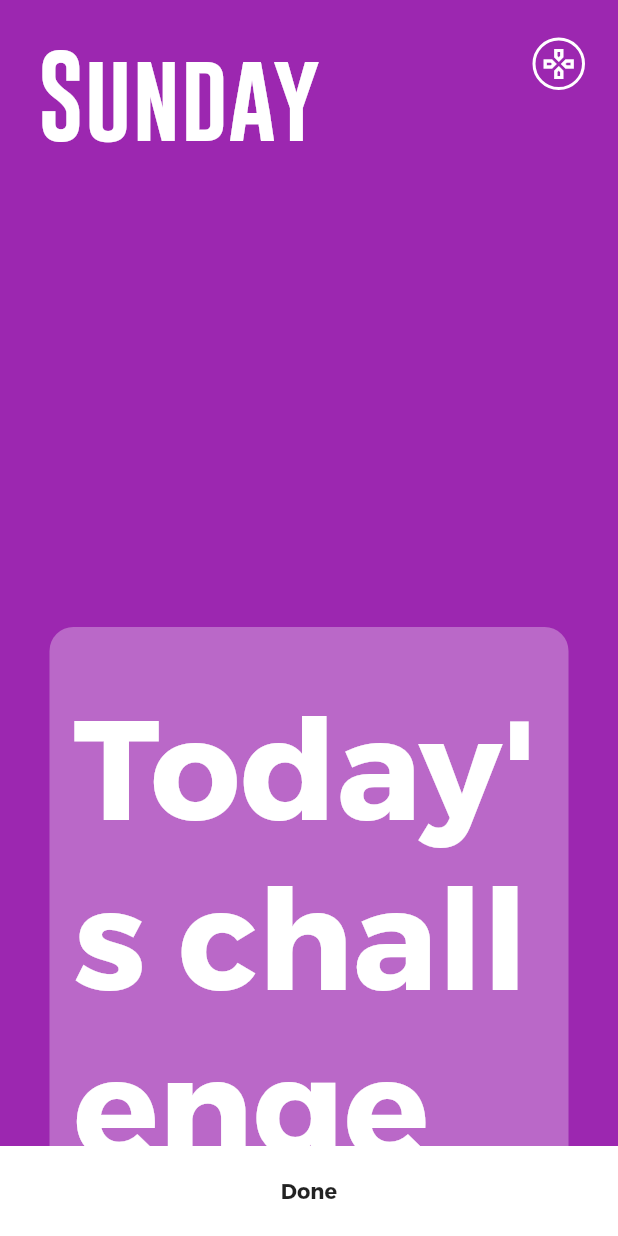
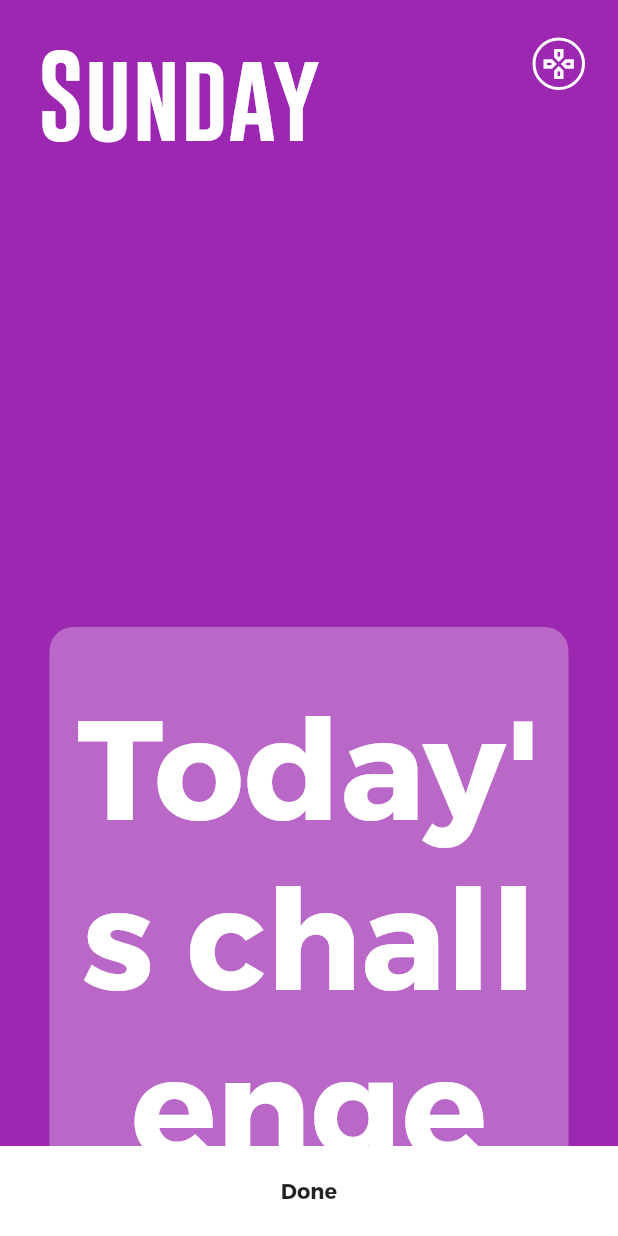
Before and after one commit to mastermajisosse/yeschallenges, a Flutter app: the screen it shows after launch, on a phone screen of 412 x 824 dp. Run offline on Flutter 3.47's test engine with Material 2 defaults, Android fonts, the phone set to English and light mode, and no system bars; our stand-ins replace easy_localization, flutter_screenutil, flutter_spinkit, shared_preferences; missing offline and left inert: dart:ffi.

Commit message:
first commits

```diff
--- a/lib/gameplay.dart
+++ b/lib/gameplay.dart
@@ -147,12 +147,15 @@ class _GameplayState extends State<Gameplay>
                   child: Column(
                     children: [
                       SizedBox(height: 35),
-                      Text(
-                        "Todaych",
-                        style: Mystyle.titleBlTextStyle.copyWith(
-                          color: Colors.white,
-                        ),
-                      ).tr(),
+                      Center(
+                        child: Text(
+                          "Todaych",
+                          style: Mystyle.titleBlTextStyle.copyWith(
+                            color: Colors.white,
+                          ),
+                          textAlign: TextAlign.center,
+                        ).tr(),
+                      ),
                       Expanded(
                         child: Center(
                           child: Padding(
--- a/lib/service/api.dart
+++ b/lib/service/api.dart
@@ -5,14 +5,8 @@ import 'package:http/http.dart' as http;
 class Api {
   static final Api _api = Api._internal();
 
-  // String appId = '081cd11ae3fdedee63c10a027b03dff5';
-  // final String url = "api.openweathermap.org";
-
   final String url = "games.marsadpro.com";
 
-//https://raw.githubusercontent.com/mastermajisosse/PalWeat/master/json.json
-  //6077a3ce319a0b8acd55d08f087660da
-  // i need to test = http://api.openweathermap.org/data/2.5/forecast?q=rabat&appid=081cd11ae3fdedee63c10a027b03dff5&units=metric
   factory Api() {
     return _api;
   }
```
Also changed, not shown: lib/more.dart (+17 -8 lines).
